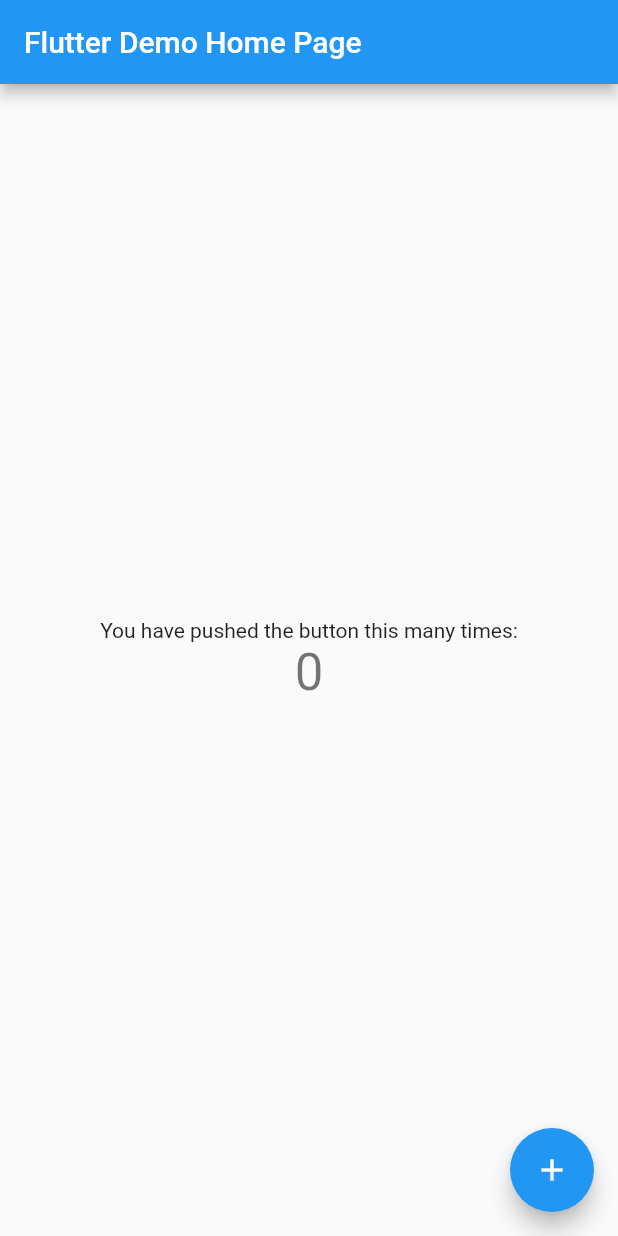
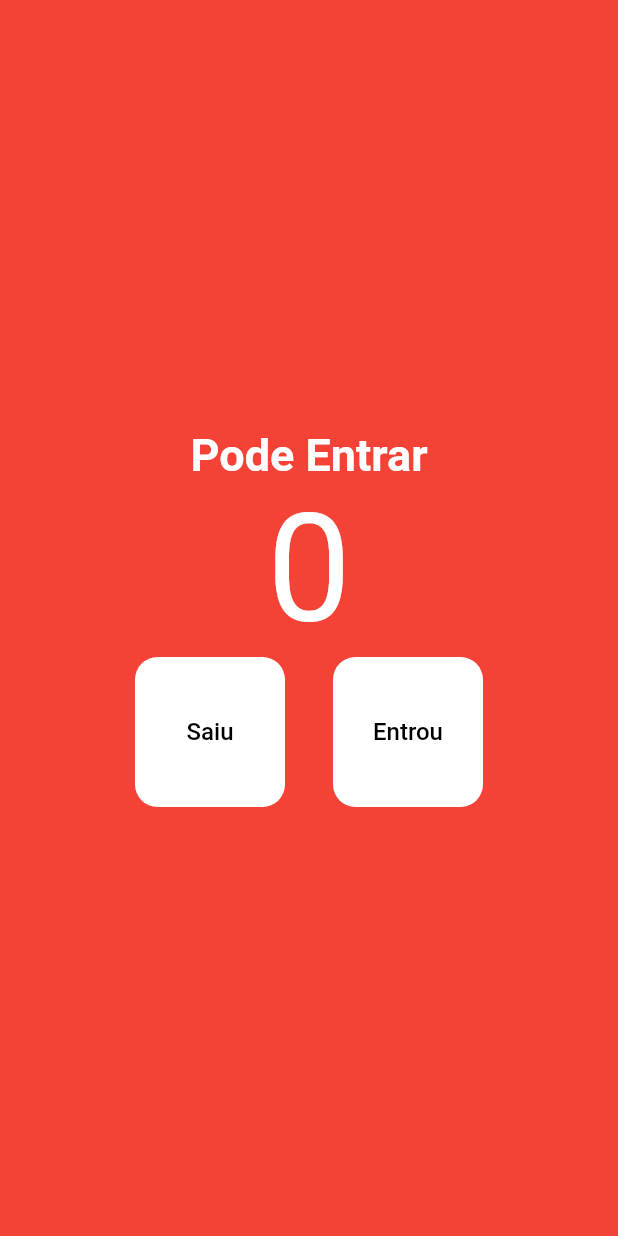
Before and after one commit to AlexRene/Flutter, a Flutter app: the screen it shows after launch, on a phone screen of 412 x 824 dp. Run offline on Flutter 3.47's test engine with Material 2 defaults, Android fonts, the light colour scheme and no system bars.

Commit message:
Adicionando a tela inicial do aplicativo e estilização basica

```diff
--- a/Contador/lib/main.dart
+++ b/Contador/lib/main.dart
@@ -7,109 +7,82 @@
 class MyApp extends StatelessWidget {
   const MyApp({Key? key}) : super(key: key);
 
-  // This widget is the root of your application.
   @override
   Widget build(BuildContext context) {
-    return MaterialApp(
-      title: 'Flutter Demo',
-      theme: ThemeData(
-        // This is the theme of your application.
-        //
-        // Try running your application with "flutter run". You'll see the
-        // application has a blue toolbar. Then, without quitting the app, try
-        // changing the primarySwatch below to Colors.green and then invoke
-        // "hot reload" (press "r" in the console where you ran "flutter run",
-        // or simply save your changes to "hot reload" in a Flutter IDE).
-        // Notice that the counter didn't reset back to zero; the application
-        // is not restarted.
-        primarySwatch: Colors.blue,
-      ),
-      home: const MyHomePage(title: 'Flutter Demo Home Page'),
+    return const MaterialApp(
+      home: HomePage(),
     );
   }
 }
 
-class MyHomePage extends StatefulWidget {
-  const MyHomePage({Key? key, required this.title}) : super(key: key);
+class HomePage extends StatelessWidget {
+  const HomePage({Key? key}) : super(key: key);
 
-  // This widget is the home page of your application. It is stateful, meaning
-  // that it has a State object (defined below) that contains fields that affect
-  // how it looks.
+  void decrement() {
+    print('Decrement');
+  }
 
-  // This class is the configuration for the state. It holds the values (in this
-  // case the title) provided by the parent (in this case the App widget) and
-  // used by the build method of the State. Fields in a Widget subclass are
-  // always marked "final".
-
-  final String title;
-
-  @override
-  State<MyHomePage> createState() => _MyHomePageState();
-}
-
-class _MyHomePageState extends State<MyHomePage> {
-  int _counter = 0;
-
-  void _incrementCounter() {
-    setState(() {
-      // This call to setState tells the Flutter framework that something has
-      // changed in this State, which causes it to rerun the build method below
-      // so that the display can reflect the updated values. If we changed
-      // _counter without calling setState(), then the build method would not be
-      // called again, and so nothing would appear to happen.
-      _counter++;
-    });
+  void increment() {
+    print('Increment');
   }
 
   @override
   Widget build(BuildContext context) {
-    // This method is rerun every time setState is called, for instance as done
-    // by the _incrementCounter method above.
-    //
-    // The Flutter framework has been optimized to make rerunning build methods
-    // fast, so that you can just rebuild anything that needs updating rather
-    // than having to individually change instances of widgets.
     return Scaffold(
-      appBar: AppBar(
-        // Here we take the value from the MyHomePage object that was created by
-        // the App.build method, and use it to set our appbar title.
-        title: Text(widget.title),
-      ),
-      body: Center(
-        // Center is a layout widget. It takes a single child and positions it
-        // in the middle of the parent.
-        child: Column(
-          // Column is also a layout widget. It takes a list of children and
-          // arranges them vertically. By default, it sizes itself to fit its
-          // children horizontally, and tries to be as tall as its parent.
-          //
-          // Invoke "debug painting" (press "p" in the console, choose the
-          // "Toggle Debug Paint" action from the Flutter Inspector in Android
-          // Studio, or the "Toggle Debug Paint" command in Visual Studio Code)
-          // to see the wireframe for each widget.
-          //
-          // Column has various properties to control how it sizes itself and
-          // how it positions its children. Here we use mainAxisAlignment to
-          // center the children vertically; the main axis here is the vertical
-          // axis because Columns are vertical (the cross axis would be
-          // horizontal).
+        backgroundColor: Colors.red,
+        body: Column(
           mainAxisAlignment: MainAxisAlignment.center,
-          children: <Widget>[
+          children: [
             const Text(
-              'You have pushed the button this many times:',
+              'Pode Entrar',
+              style: TextStyle(
+                  fontSize: 30,
+                  color: Colors.white,
+                  fontWeight: FontWeight.w600),
             ),
-            Text(
-              '$_counter',
-              style: Theme.of(context).textTheme.headline4,
+            const Text(
+              '0',
+              style: TextStyle(
+                fontSize: 100,
+                color: Colors.white,
+              ),
+            ),
+            Row(
+              mainAxisAlignment: MainAxisAlignment.center,
+              children: [
+                TextButton(
+                  onPressed: decrement,
+                  style: TextButton.styleFrom(
+                      backgroundColor: Colors.white,
+                      fixedSize: const Size(100, 100),
+                      primary: Colors.black,
+                      shape: RoundedRectangleBorder(
+                        borderRadius: BorderRadius.circular(15),
+                      )),
+                  child: const Text(
+                    'Saiu',
+                    style: TextStyle(color: Colors.black, fontSize: 16),
+                  ),
+                ),
+                const SizedBox(width: 32),
+                TextButton(
+                  onPressed: increment,
+                  style: TextButton.styleFrom(
+                    backgroundColor: Colors.white,
+                    fixedSize: const Size(100, 100),
+                    primary: Colors.black,
+                    shape: RoundedRectangleBorder(
+                      borderRadius: BorderRadius.circular(15),
+                    ),
+                  ),
+                  child: const Text(
+                    'Entrou',
+                    style: TextStyle(color: Colors.black, fontSize: 16),
+                  ),
+                )
+              ],
             ),
           ],
-        ),
-      ),
-      floatingActionButton: FloatingActionButton(
-        onPressed: _incrementCounter,
-        tooltip: 'Increment',
-        child: const Icon(Icons.add),
-      ), // This trailing comma makes auto-formatting nicer for build methods.
-    );
+        ));
   }
 }
--- a/analysis_options.yaml
+++ /dev/null
@@ -1,29 +0,0 @@
-# This file configures the analyzer, which statically analyzes Dart code to
-# check for errors, warnings, and lints.
-#
-# The issues identified by the analyzer are surfaced in the UI of Dart-enabled
-# IDEs (https://dart.dev/tools#ides-and-editors). The analyzer can also be
-# invoked from the command line by running `flutter analyze`.
-
-# The following line activates a set of recommended lints for Flutter apps,
-# packages, and plugins designed to encourage good coding practices.
-include: package:flutter_lints/flutter.yaml
-
-linter:
-  # The lint rules applied to this project can be customized in the
-  # section below to disable rules from the `package:flutter_lints/flutter.yaml`
-  # included above or to enable additional rules. A list of all available lints
-  # and their documentation is published at
-  # https://dart-lang.github.io/linter/lints/index.html.
-  #
-  # Instead of disabling a lint rule for the entire project in the
-  # section below, it can also be suppressed for a single line of code
-  # or a specific dart file by using the `// ignore: name_of_lint` and
-  # `// ignore_for_file: name_of_lint` syntax on the line or in the file
-  # producing the lint.
-  rules:
-    # avoid_print: false  # Uncomment to disable the `avoid_print` rule
-    # prefer_single_quotes: true  # Uncomment to enable the `prefer_single_quotes` rule
-
-# Additional information about this file can be found at
-# https://dart.dev/guides/language/analysis-options
--- a/lib/main.dart
+++ /dev/null
@@ -1,115 +0,0 @@
-import 'package:flutter/material.dart';
-
-void main() {
-  runApp(const MyApp());
-}
-
-class MyApp extends StatelessWidget {
-  const MyApp({Key? key}) : super(key: key);
-
-  // This widget is the root of your application.
-  @override
-  Widget build(BuildContext context) {
-    return MaterialApp(
-      title: 'Flutter Demo',
-      theme: ThemeData(
-        // This is the theme of your application.
-        //
-        // Try running your application with "flutter run". You'll see the
-        // application has a blue toolbar. Then, without quitting the app, try
-        // changing the primarySwatch below to Colors.green and then invoke
-        // "hot reload" (press "r" in the console where you ran "flutter run",
-        // or simply save your changes to "hot reload" in a Flutter IDE).
-        // Notice that the counter didn't reset back to zero; the application
-        // is not restarted.
-        primarySwatch: Colors.blue,
-      ),
-      home: const MyHomePage(title: 'Flutter Demo Home Page'),
-    );
-  }
-}
-
-class MyHomePage extends StatefulWidget {
-  const MyHomePage({Key? key, required this.title}) : super(key: key);
-
-  // This widget is the home page of your application. It is stateful, meaning
-  // that it has a State object (defined below) that contains fields that affect
-  // how it looks.
-
-  // This class is the configuration for the state. It holds the values (in this
-  // case the title) provided by the parent (in this case the App widget) and
-  // used by the build method of the State. Fields in a Widget subclass are
-  // always marked "final".
-
-  final String title;
-
-  @override
-  State<MyHomePage> createState() => _MyHomePageState();
-}
-
-class _MyHomePageState extends State<MyHomePage> {
-  int _counter = 0;
-
-  void _incrementCounter() {
-    setState(() {
-      // This call to setState tells the Flutter framework that something has
-      // changed in this State, which causes it to rerun the build method below
-      // so that the display can reflect the updated values. If we changed
-      // _counter without calling setState(), then the build method would not be
-      // called again, and so nothing would appear to happen.
-      _counter++;
-    });
-  }
-
-  @override
-  Widget build(BuildContext context) {
-    // This method is rerun every time setState is called, for instance as done
-    // by the _incrementCounter method above.
-    //
-    // The Flutter framework has been optimized to make rerunning build methods
-    // fast, so that you can just rebuild anything that needs updating rather
-    // than having to individually change instances of widgets.
-    return Scaffold(
-      appBar: AppBar(
-        // Here we take the value from the MyHomePage object that was created by
-        // the App.build method, and use it to set our appbar title.
-        title: Text(widget.title),
-      ),
-      body: Center(
-        // Center is a layout widget. It takes a single child and positions it
-        // in the middle of the parent.
-        child: Column(
-          // Column is also a layout widget. It takes a list of children and
-          // arranges them vertically. By default, it sizes itself to fit its
-          // children horizontally, and tries to be as tall as its parent.
-          //
-          // Invoke "debug painting" (press "p" in the console, choose the
-          // "Toggle Debug Paint" action from the Flutter Inspector in Android
-          // Studio, or the "Toggle Debug Paint" command in Visual Studio Code)
-          // to see the wireframe for each widget.
-          //
-          // Column has various properties to control how it sizes itself and
-          // how it positions its children. Here we use mainAxisAlignment to
-          // center the children vertically; the main axis here is the vertical
-          // axis because Columns are vertical (the cross axis would be
-          // horizontal).
-          mainAxisAlignment: MainAxisAlignment.center,
-          children: <Widget>[
-            const Text(
-              'You have pushed the button this many times:',
-            ),
-            Text(
-              '$_counter',
-              style: Theme.of(context).textTheme.headline4,
-            ),
-          ],
-        ),
-      ),
-      floatingActionButton: FloatingActionButton(
-        onPressed: _incrementCounter,
-        tooltip: 'Increment',
-        child: const Icon(Icons.add),
-      ), // This trailing comma makes auto-formatting nicer for build methods.
-    );
-  }
-}
```
Also changed, not shown: pubspec.yaml (deleted, +0 -89 lines), pubspec.lock (deleted), 58 other files.
